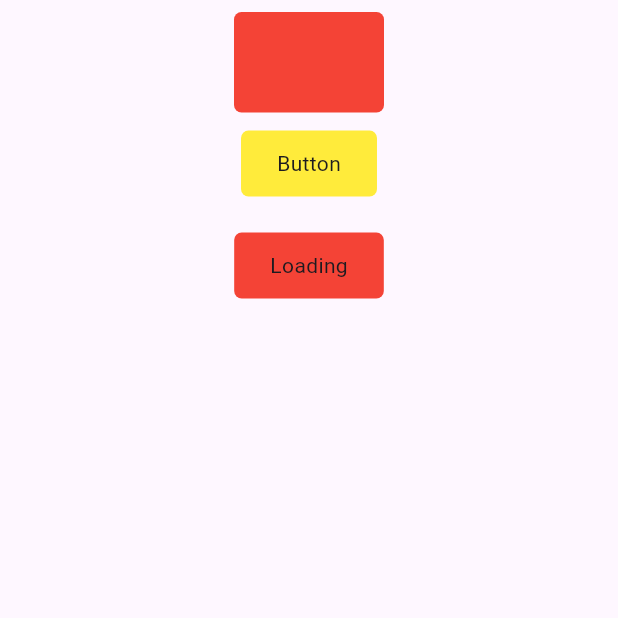
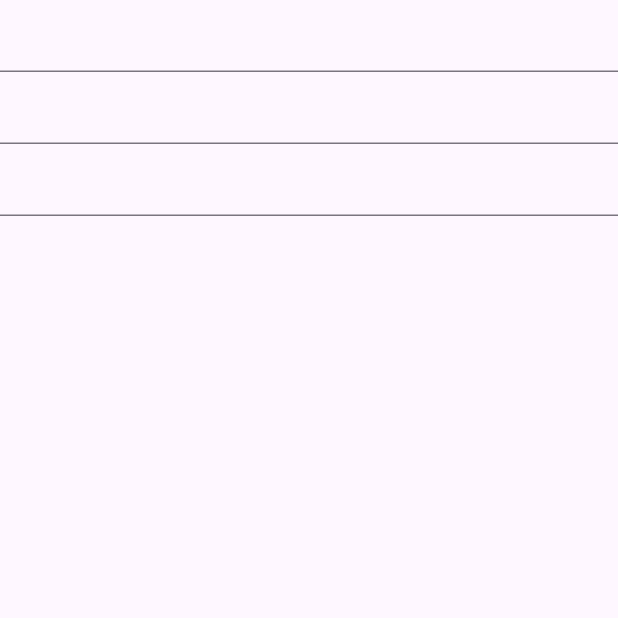
Before and after one commit to quoctran1/tranning, a Flutter app: the screen it shows after launch, on a phone screen of 412 x 824 dp, the top half of it. Run offline on Flutter 3.47's test engine with Material 2 defaults, Android fonts, the phone set to English and light mode, and no system bars; our stand-ins replace flutter_bloc.

```diff
--- /dev/null
+++ b/lib/focus_screen.dart
@@ -0,0 +1,31 @@
+import 'package:flutter/material.dart';
+
+class FocusScreen extends StatefulWidget {
+  const FocusScreen({Key? key}) : super(key: key);
+
+  @override
+  State<FocusScreen> createState() => _FocusScreenState();
+}
+
+class _FocusScreenState extends State<FocusScreen> {
+  TextEditingController textEditing1= TextEditingController();
+  TextEditingController textEditing2= TextEditingController();
+  TextEditingController textEditing3= TextEditingController();
+  @override
+  void initState() {
+    super.initState();
+  }
+
+  @override
+  Widget build(BuildContext context) {
+    return Scaffold(
+      body: Column(
+        children: [
+          TextField(controller: textEditing1,),
+          TextField(controller: textEditing2,),
+          TextField(controller: textEditing3,),
+        ],
+      ),
+    );
+  }
+}
--- a/lib/main.dart
+++ b/lib/main.dart
@@ -1,5 +1,7 @@
 import 'package:flutter/material.dart';
 import 'package:flutter_bloc/flutter_bloc.dart';
+import 'package:tranning/focus_screen.dart';
+import 'package:tranning/overlay/overlay_screen.dart';
 import 'package:tranning/test_bloc/bloc_test.dart';
 import 'package:tranning/test_bloc/test_event.dart';
 import 'package:tranning/test_bloc/test_state.dart';
@@ -18,21 +20,23 @@ class MyApp extends StatelessWidget {
 
   @override
   Widget build(BuildContext context) {
-    return MaterialApp(
+    return GestureDetector(
+      onTap: () {
+        WidgetsBinding.instance.focusManager.primaryFocus?.unfocus();
+      },
+      child: MaterialApp(
         title: 'Flutter Demo',
         theme: ThemeData(
           colorScheme:
               ColorScheme.fromSeed(seedColor: Colors.deepPurple),
           useMaterial3: true,
         ),
-      home: const SafeArea(
-        child: Scaffold(
-          body: MyHomePage(title: 'rer',),
+        home: Scaffold(
+          body: FocusScreen(),
         ),
       ),
     );
   }
-
 }
 
 class MyHomePage extends StatefulWidget {
@@ -47,10 +51,11 @@ class MyHomePage extends StatefulWidget {
 class _MyHomePageState extends State<MyHomePage> {
   late BlocTest bloc;
   String data = '';
+
   @override
   void initState() {
     super.initState();
-    bloc=BlocTest();
+    bloc = BlocTest();
   }
 
   @override
@@ -65,7 +70,6 @@ class _MyHomePageState extends State<MyHomePage> {
               if (state is LoadedState) {
                 data = state.data;
               }
-
             },
             builder: (BuildContext context, state) {
               return Column(
@@ -83,8 +87,7 @@ class _MyHomePageState extends State<MyHomePage> {
                   ButtonClick(
                     title: 'Button',
                     onTap: () {
-                     bloc. add(ChangeDataEvent('qwerty'));
-
+                      bloc.add(ChangeDataEvent('qwerty'));
                     },
                   ),
                   ButtonClick(
@@ -108,34 +111,34 @@ class ButtonClick extends StatelessWidget {
   final String title;
   final Function onTap;
   final Color backgroundColor;
+  final double height, width;
 
-  const ButtonClick(
-      {Key? key,
+  const ButtonClick({
+    Key? key,
     required this.title,
     required this.onTap,
-      this.backgroundColor = Colors.yellow})
-      : super(key: key);
+    this.backgroundColor = Colors.yellow,
+    this.height = 200,
+    this.width = 100,
+  }) : super(key: key);
 
   @override
   Widget build(BuildContext context) {
-    return Row(
-      mainAxisAlignment: MainAxisAlignment.center,
-      children: [
-        InkWell(
+    return InkWell(
       child: Container(
+          // height: 50,
+          //   width: 150,
           padding: const EdgeInsets.symmetric(
               vertical: 12, horizontal: 24),
-              margin: const EdgeInsets.symmetric(
-                  vertical: 12, horizontal: 24),
+          // margin: const EdgeInsets.symmetric(
+          //     vertical: 12, horizontal: 24),
           decoration: BoxDecoration(
-                  borderRadius: BorderRadius.circular(5),
+              borderRadius: BorderRadius.circular(0),
               color: backgroundColor),
           child: Text(title)),
       onTap: () {
         onTap();
       },
-        ),
-      ],
     );
   }
 }
```
Also changed, not shown: lib/container_widget/container_green.dart (+6 -4 lines), lib/overlay/overlay_screen.dart (added, +79 -0 lines). Lines whose indentation alone changed are shown as unchanged.
